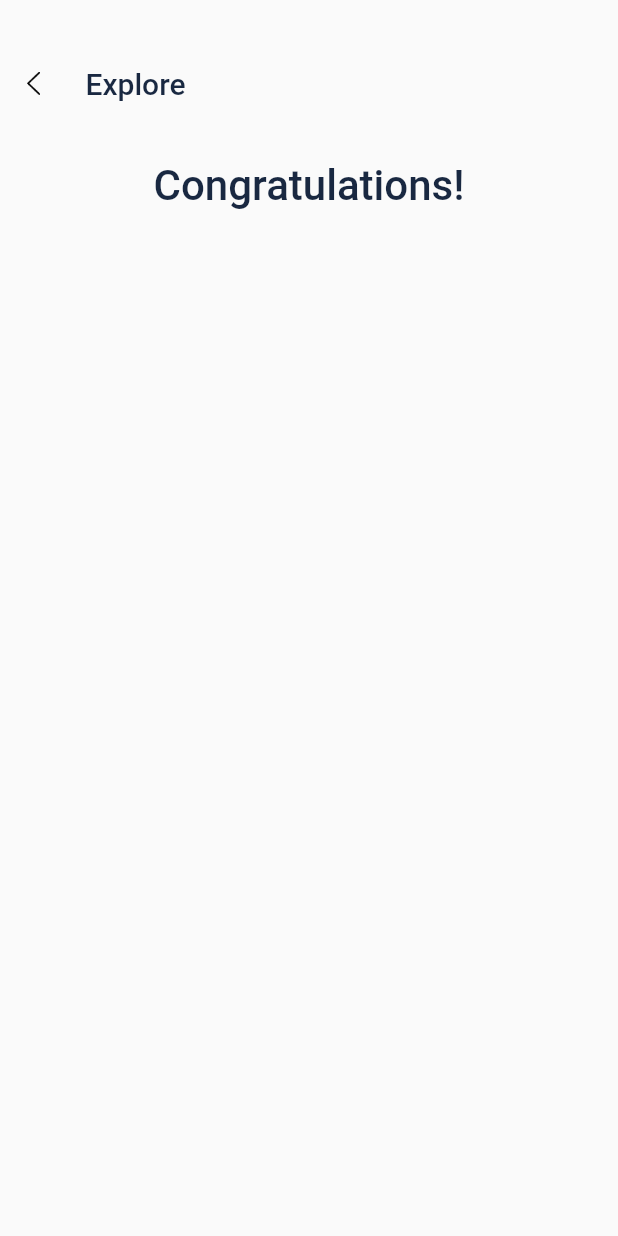
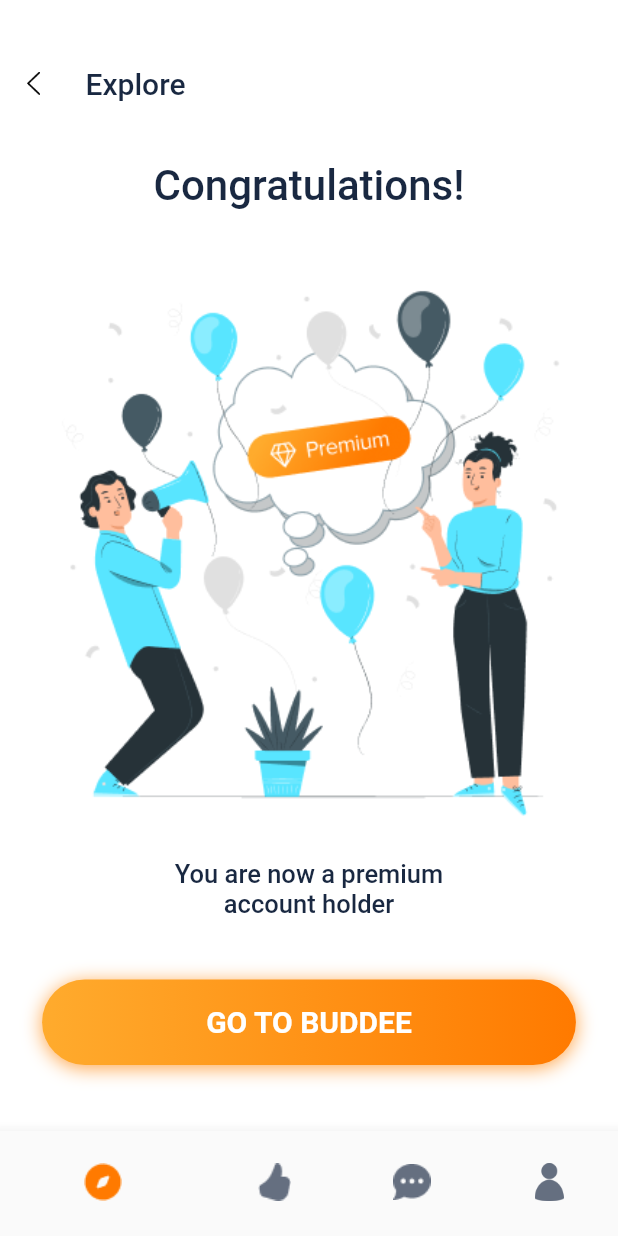
Before and after one commit to neelam-rajpoot-2000/design_premium_account, a Flutter app: the Explore screen opened by its route, on a phone screen of 412 x 824 dp. Run offline on Flutter 3.47's test engine with Material 2 defaults, Android fonts, the phone set to English and light mode, and no system bars; our stand-ins replace carousel_slider, image_picker, smooth_page_indicator, webview_flutter; Roboto replaces fonts that are missing (assets/font/Poppins-Bold.ttf); project files that could hold a hidden picture were left out.

Commit message:
explore screen

```diff
--- a/lib/constants/images_constant.dart
+++ b/lib/constants/images_constant.dart
@@ -18,6 +18,7 @@ class ImageConstants{
   static const girl = '$base/girl1.png';
   static const cards = '$base/cards.png';
   static const photo = '$base/photo.png';
+  static const back = '$base/back.png';
 
 
 
--- a/lib/constants/string_constant.dart
+++ b/lib/constants/string_constant.dart
@@ -123,10 +123,12 @@ class StringConstant{
   static const String exploreText = 'Explore';
   static const String congratulationsText = 'Congratulations!';
   static const String goToText = 'GO TO BUDDEE';
-  static const String youAreText = 'You are now a premium account holder';
-
-
-
-
-
+  static const String youAreText = 'You are now a premium';
+  static const String accountText = 'account holder';
+  static const String likedYouText = 'Liked you';
+  static const String allText = 'All';
+  static const String annText = 'Ann, 21';
+  static const String ingaText = 'Inga, 24';
+  static const String jesText = 'Jes, 28';
+  static const String jeannyText = 'Jeanny, 20';
 }
--- a/lib/main.dart
+++ b/lib/main.dart
@@ -6,6 +6,7 @@ import 'package:flutter/material.dart';
 
 import 'modules/checkout_options/abb_hobbies_get_permium.dart';
 import 'modules/explore/explore_screens/explore_screen.dart';
+import 'modules/likes_in_premium/app_hobbies_explore_liked_you.dart';
 import 'modules/login_screens/add_hobbies/add_hobbies_badminton_one_hobby_screen.dart';
 import 'modules/login_screens/add_hobbies/add_hobbies_badminton_screen.dart';
 import 'modules/login_screens/add_hobbies/add_hobbies_surfing_screen.dart';
@@ -36,7 +37,7 @@ class MyApp extends StatelessWidget {
   Widget build(BuildContext context) {
     return  MaterialApp(
       debugShowCheckedModeBanner: false,
-      home: GetPermium(),
+      home: AddHobbiesExploreLikedYou(),
       onGenerateRoute: RouteGenerator.generateRoute,
     );
   }
--- a/lib/modules/checkout_options/add_hobbies_explore.dart
+++ b/lib/modules/checkout_options/add_hobbies_explore.dart
@@ -1,9 +1,11 @@
+import 'package:design_premium_account/constants/images_constant.dart';
 import 'package:design_premium_account/constants/string_constant.dart';
 import 'package:flutter/material.dart';
 
 import '../../constants/colors_constant.dart';
 import '../../constants/icons_constant.dart';
 import '../../constants/style_constant.dart';
+
 class Explore extends StatefulWidget {
   const Explore({Key? key}) : super(key: key);
 
@@ -12,12 +14,21 @@ class Explore extends StatefulWidget {
 }
 
 class _ExploreState extends State<Explore> {
+  int _selectedIndex = 0;
+  void _onItemTapped(int index) {
+    setState(() {
+      _selectedIndex = index;
+    });
+  }
+
   @override
   Widget build(BuildContext context) {
     return Scaffold(
+      backgroundColor: ColorConstants.whiteColor,
       body: SafeArea(
         child: Padding(
-          padding: const EdgeInsets.symmetric(vertical: 44.07,horizontal: 18.06),
+          padding:
+              const EdgeInsets.symmetric(vertical: 44.07, horizontal: 18.06),
           child: Column(
             crossAxisAlignment: CrossAxisAlignment.start,
             children: [
@@ -35,8 +46,11 @@ class _ExploreState extends State<Explore> {
                       color: ColorConstants.blackColor,
                     ),
                   ),
-                  SizedBox(width: 30.05,),
-                  Text(StringConstant.exploreText,
+                  const SizedBox(
+                    width: 30.05,
+                  ),
+                  Text(
+                    StringConstant.exploreText,
                     style: AppStyles.boldText(
                         color: ColorConstants.bigStoneColor,
                         fontSize: 20,
@@ -44,16 +58,106 @@ class _ExploreState extends State<Explore> {
                   )
                 ],
               ),
-              SizedBox(height: 40.31,),
+              const SizedBox(
+                height: 40.31,
+              ),
               Center(
-                child: Text(StringConstant.congratulationsText,
+                child: Text(
+                  StringConstant.congratulationsText,
                   style: AppStyles.semiBoldText(
-                    color: ColorConstants.bigStoneColor,
-                    fontSize: 28,
-                    fontWeight: FontWeight.w500),),
-              )
+                      color: ColorConstants.bigStoneColor,
+                      fontSize: 28,
+                      fontWeight: FontWeight.w500),
+                ),
+              ),
+              const SizedBox(
+                height: 28.58,
+              ),
+              Image.asset(
+                ImageConstants.photo,
+              ),
+              const SizedBox(
+                height: 16,
+              ),
+              Center(
+                  child: Text(
+                StringConstant.youAreText,
+                style: AppStyles.regularText(
+                    color: ColorConstants.bigStoneColor, fontSize: 17),
+              )),
+              Center(
+                  child: Text(
+                StringConstant.accountText,
+                style: AppStyles.regularText(
+                    color: ColorConstants.bigStoneColor, fontSize: 17),
+              )),
+              const Spacer(),
+              Container(
+                  width: double.infinity,
+                  margin: const EdgeInsets.symmetric(horizontal: 10),
+                  padding: const EdgeInsets.symmetric(vertical: 17),
+                  decoration: BoxDecoration(
+                      boxShadow: [
+                        BoxShadow(
+                          color: ColorConstants.yellowOrangeColor,
+                          blurRadius: 10.0,
+                          offset: const Offset(0.0, 2),
+                        ),
+                      ],
+                      gradient: LinearGradient(colors: [
+                        ColorConstants.sunshadeColor,
+                        ColorConstants.orangeColor,
+                      ]),
+                      borderRadius: BorderRadius.circular(40)),
+                  child: Text(StringConstant.goToText,
+                      textAlign: TextAlign.center,
+                      style: AppStyles.boldText(
+                          fontSize: 20,
+                          color: ColorConstants.whiteColor,
+                          fontWeight: FontWeight.w600))),
             ],
           ),
+        ),
+      ),
+      bottomNavigationBar: SizedBox(
+        height: 70,
+        child: BottomNavigationBar(
+          showSelectedLabels: false,
+          showUnselectedLabels: false,
+          items: const [
+            BottomNavigationBarItem(
+              icon: ImageIcon(
+                AssetImage(IconConstants.vector),
+                size: 25,
+              ),
+              label: 'Direction',
+            ),
+            BottomNavigationBarItem(
+              icon: ImageIcon(
+                AssetImage(IconConstants.thumb),
+                size: 25,
+              ),
+              label: 'Like',
+            ),
+            BottomNavigationBarItem(
+              icon: ImageIcon(
+                AssetImage(IconConstants.message),
+                size: 25,
+              ),
+              label: 'Message',
+            ),
+            BottomNavigationBarItem(
+              icon: ImageIcon(
+                AssetImage(IconConstants.person),
+                size: 25,
+              ),
+              label: 'Person',
+            ),
+          ],
+          currentIndex: _selectedIndex,
+          selectedItemColor: ColorConstants.orangeColor,
+          unselectedItemColor: ColorConstants.paleSkyColor,
+          onTap: _onItemTapped,
         ),
       ),
     );
--- a/lib/modules/explore/explore_screens/explore_screen.dart
+++ b/lib/modules/explore/explore_screens/explore_screen.dart
@@ -68,6 +68,7 @@ class _ExploreScreenState extends State<ExploreScreen> {
                   crossAxisAlignment: CrossAxisAlignment.start,
                   children: [
                     Row(
+                      mainAxisAlignment: MainAxisAlignment.spaceBetween,
                       children: [
                         Text(
                           StringConstant.buddeeText,
@@ -76,7 +77,6 @@ class _ExploreScreenState extends State<ExploreScreen> {
                               fontSize: 28,
                               fontWeight: FontWeight.w500),
                         ),
-                        const Spacer(),
                         Image.asset(
                           IconConstants.lines,
                           height: 24.42,
```
Also changed, not shown: lib/modules/checkout_options/abb_hobbies_get_permium.dart (+11 -11 lines), lib/modules/checkout_options/abb_hobbies_pay.dart (+19 -17 lines), lib/modules/likes_in_premium/app_hobbies_explore_liked_you.dart (added, +110 -0 lines).
